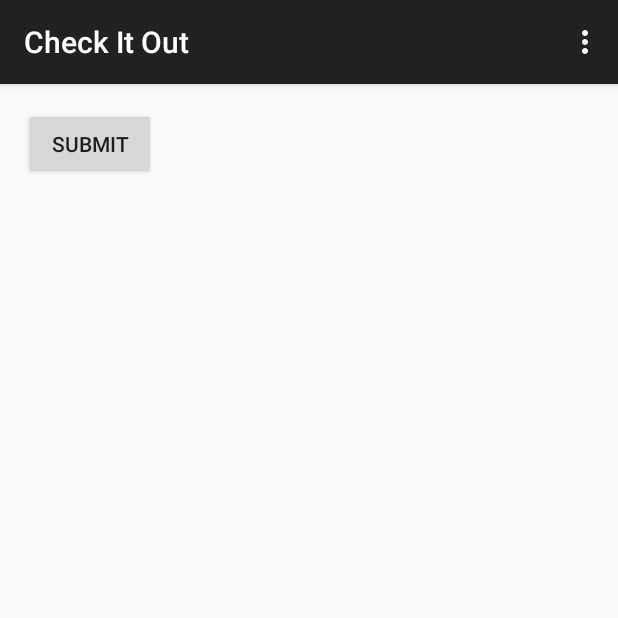
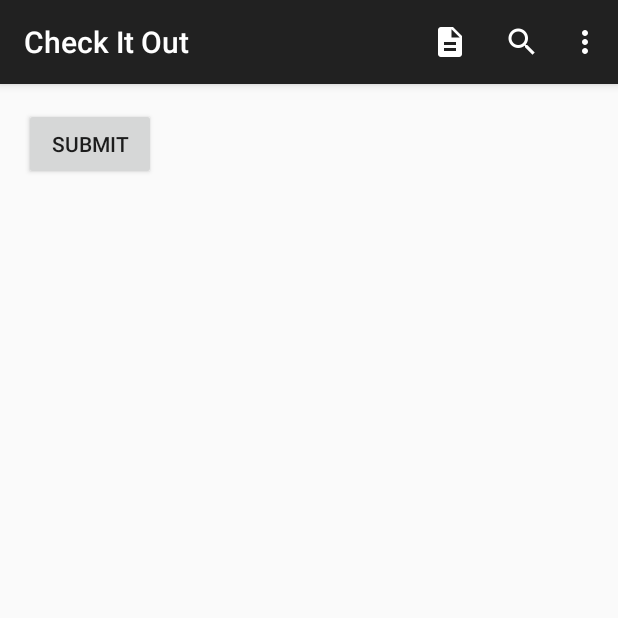
Before and after one commit to BrickGreen/Android_CheckItOut, an Android app: the screen it shows after launch (MainActivity), on a phone screen of 412 x 824 dp, the top half of it. Run offline under Robolectric (Android 15) with nearby library versions, the phone set to English and light mode, and no system bars.

Commit message:
Added icons to action bar
Added search icon and (temporary) display tweets icon

```diff
--- a/CheckItOut/app/src/main/res/menu/menu_main.xml
+++ b/CheckItOut/app/src/main/res/menu/menu_main.xml
@@ -1,6 +1,21 @@
 <menu xmlns:android="http://schemas.android.com/apk/res/android"
     xmlns:app="http://schemas.android.com/apk/res-auto"
     xmlns:tools="http://schemas.android.com/tools" tools:context=".MainActivity">
+
+    <!-- Temporary icon for testing tweets activity -->
+    <item
+        android:id="@+id/action_tweets"
+        android:icon="@mipmap/ic_description_white_24dp"
+        android:title="@string/action_tweets"
+        app:showAsAction="ifRoom"/>
+
+    <!-- Search icon -->
+    <item
+        android:id="@+id/action_search"
+        android:icon="@mipmap/ic_search_white_24dp"
+        android:title="@string/action_search"
+        app:showAsAction="ifRoom"/>
+
     <item android:id="@+id/action_settings" android:title="@string/action_settings"
         android:orderInCategory="100" app:showAsAction="never" />
 </menu>
--- a/CheckItOut/app/src/main/res/values/strings.xml
+++ b/CheckItOut/app/src/main/res/values/strings.xml
@@ -7,4 +7,6 @@
     <string name="CON_SECRET">5Q3JOivjJewdSE1Bfqz5EWiIrJLdleQUQBVHS2sx9tHh6nM7hn</string>
     <string name="CON_KEY">c6T1Pgy20vmcbzaYCKZ4ZAUkN</string>
     <string name="title_activity_tweets">Tweets</string>
+    <string name="action_tweets">Tweets</string>
+    <string name="action_search">Search</string>
 </resources>
```
Also changed, not shown: CheckItOut/app/src/main/res/mipmap-hdpi/ic_description_white_24dp.png (added), CheckItOut/app/src/main/res/mipmap-hdpi/ic_search_white_24dp.png (added).
